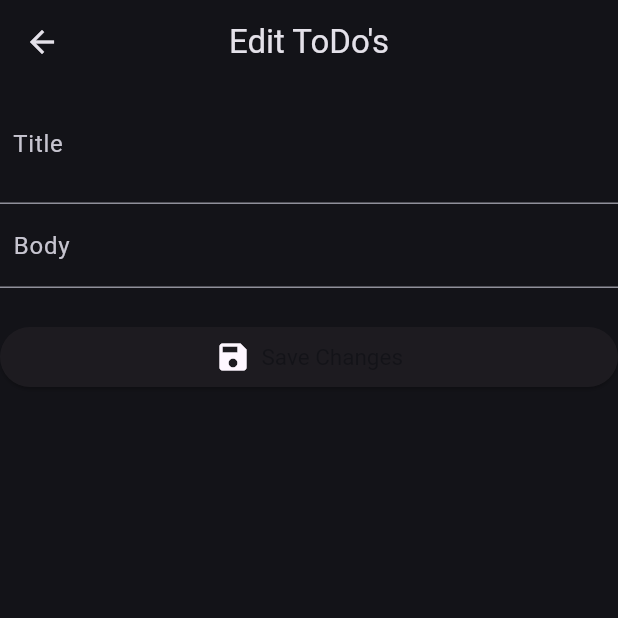
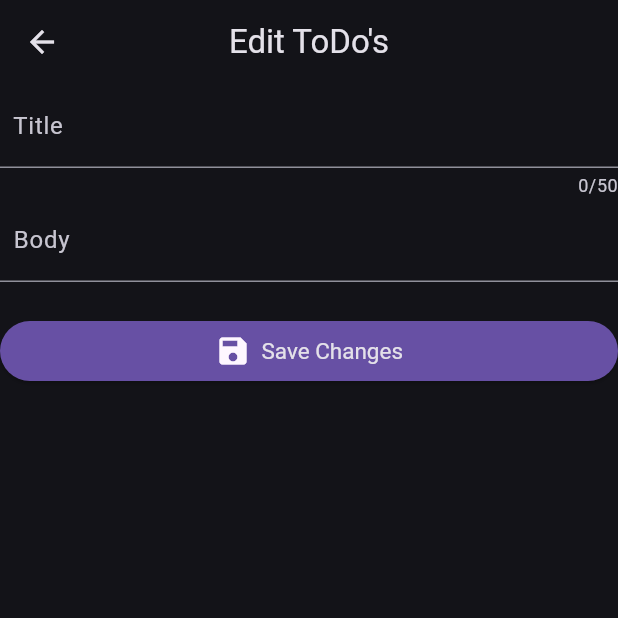
Before and after one commit to badri784/todo_list, a Flutter app: the EditSecreen screen opened directly with empty values, on a phone screen of 412 x 824 dp, the top half of it. Run offline on Flutter 3.47's test engine with Material 3 defaults, Android fonts, the phone set to English and light mode, and no system bars.

Commit message:
The application is fully completed.

```diff
--- a/lib/main.dart
+++ b/lib/main.dart
@@ -30,7 +30,7 @@ class MyApp extends StatelessWidget {
             backgroundColor: MaterialStateProperty.all(
               isdark
                   ? Theme.of(context).colorScheme.surface
-                  : Theme.of(context).colorScheme.onSurface,
+                  : Theme.of(context).colorScheme.primary,
             ),
             foregroundColor: MaterialStateProperty.all(
               isdark
--- a/lib/screens/edit_screen.dart
+++ b/lib/screens/edit_screen.dart
@@ -52,7 +52,7 @@ class _EditSecreenState extends State<EditSecreen> {
               controller: _titleController,
               textAlign: TextAlign.justify,
               keyboardType: TextInputType.name,
-              maxLines: 2,
+              maxLength: 50,
             ),
             TextField(
               decoration: const InputDecoration(
@@ -87,7 +87,10 @@ class _EditSecreenState extends State<EditSecreen> {
                     Text(
                       "Save Changes",
                       style: TextStyle(
-                        color: Theme.of(context).colorScheme.surface,
+                        color:
+                            isdark
+                                ? Theme.of(context).colorScheme.onSurface
+                                : Theme.of(context).colorScheme.surface,
                       ),
                     ),
                   ],
--- a/lib/screens/todo_done.dart
+++ b/lib/screens/todo_done.dart
@@ -51,6 +51,7 @@ class ToDoDone extends StatelessWidget {
                 padding: const EdgeInsets.all(5),
                 height: double.infinity,
                 width: double.infinity,
+                child: SingleChildScrollView(
                   child: Column(
                     children: [
                       ...tododone.map(
@@ -69,7 +70,7 @@ class ToDoDone extends StatelessWidget {
                                       ? Theme.of(
                                         context,
                                       ).colorScheme.onSecondaryFixedVariant
-                                    : Theme.of(context).colorScheme.surface,
+                                      : Colors.green,
                               child: const Icon(Icons.done),
                             ),
                           ),
@@ -78,6 +79,7 @@ class ToDoDone extends StatelessWidget {
                     ],
                   ),
                 ),
+              ),
     );
   }
 }
```
Also changed, not shown: lib/screens/home.dart (+8 -2 lines), lib/widget/listview.dart (+38 -3 lines). Lines whose indentation alone changed are shown as unchanged.
